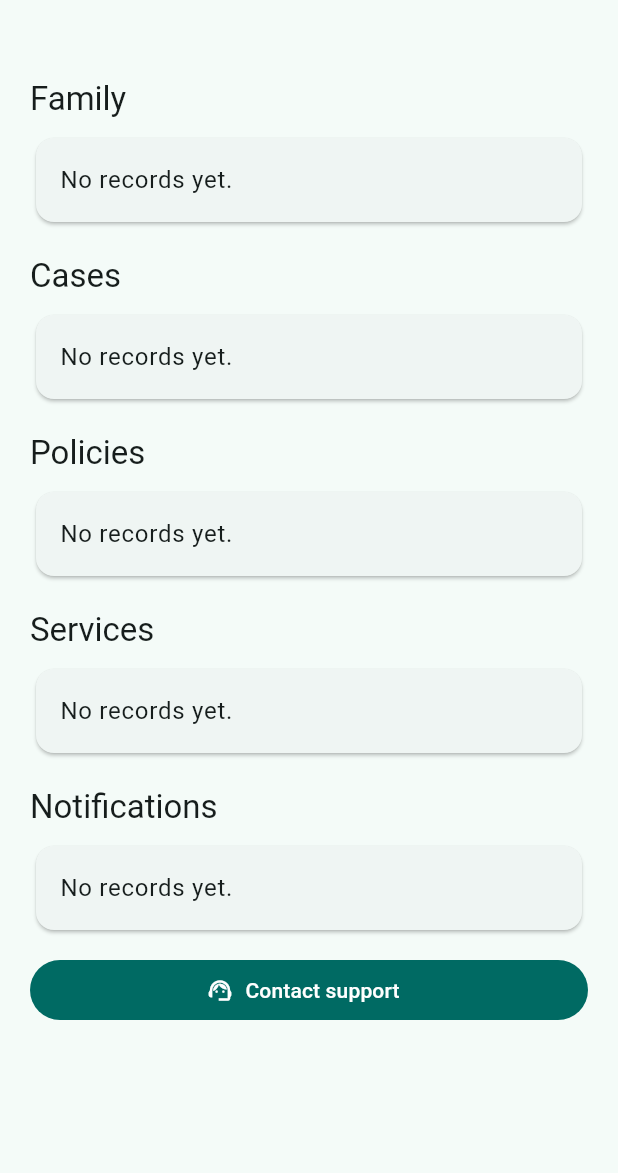
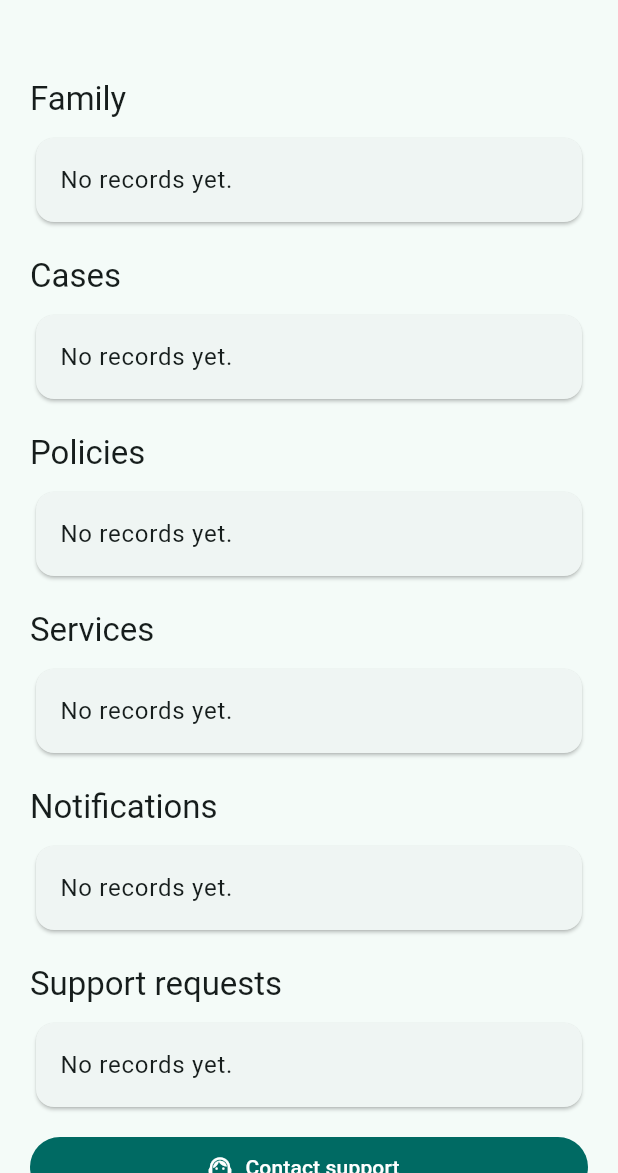
Before and after one commit to uNdabezinhle/restwell, a Flutter app: the ClientDashboardScreen screen opened directly, on a phone screen of 412 x 824 dp, the part 63-1236 px from its top. Run offline on Flutter 3.47's test engine with Material 3 defaults, Android fonts, the phone set to English and light mode, and no system bars; our stand-ins replace dio, flutter_riverpod.

Commit message:
Add family support workflow visibility

```diff
--- a/frontend/admin_app/lib/src/features/dashboard/dashboard_screen.dart
+++ b/frontend/admin_app/lib/src/features/dashboard/dashboard_screen.dart
@@ -42,6 +42,8 @@ class _DashboardScreenState extends ConsumerState<DashboardScreen> {
     _ModuleConfig('Apps', Icons.android_outlined, '/api/branded-apps/configs/'),
     _ModuleConfig('Notifications', Icons.notifications_outlined,
         '/api/notifications/messages/'),
+    _ModuleConfig('Support', Icons.support_agent_outlined,
+        '/api/client/support-requests/'),
     _ModuleConfig(
         'Onboarding', Icons.school_outlined, '/api/onboarding/tasks/'),
     _ModuleConfig(
@@ -653,6 +655,14 @@ class _DashboardScreenState extends ConsumerState<DashboardScreen> {
           'Notification sent.',
         );
         return;
+      case 'Support':
+        await _runAction(
+          () => ref
+              .read(adminRepositoryProvider)
+              .runWorkflow('/api/client/support-requests/$id/resolve/'),
+          'Support request resolved.',
+        );
+        return;
     }
   }
 
@@ -1126,6 +1136,8 @@ String? _workflowLabel(String moduleTitle, Map<String, dynamic> row) {
       return row['is_published'] == true ? null : 'Publish';
     case 'Notifications':
       return row['status'] == 'sent' ? null : 'Send';
+    case 'Support':
+      return row['status'] == 'resolved' ? null : 'Resolve';
   }
   return null;
 }
@@ -1156,6 +1168,7 @@ String _rowInitial(Map<String, dynamic> row) {
 String _rowTitle(Map<String, dynamic> row) {
   for (final key in [
     'title',
+    'subject',
     'name',
     'reference',
     'intake_reference',
@@ -1182,6 +1195,7 @@ String _rowSubtitle(Map<String, dynamic> row) {
     'status',
     'category',
     'role',
+    'message',
     'branch_name',
     'storage_location',
     'storage_unit',
--- a/frontend/client_app/lib/main.dart
+++ b/frontend/client_app/lib/main.dart
@@ -19,8 +19,10 @@ final dioProvider = Provider<Dio>((ref) {
   );
 });
 
-final clientApiProvider = Provider<ClientApi>((ref) => ClientApi(ref.watch(dioProvider)));
-final clientControllerProvider = ChangeNotifierProvider<ClientController>((ref) {
+final clientApiProvider =
+    Provider<ClientApi>((ref) => ClientApi(ref.watch(dioProvider)));
+final clientControllerProvider =
+    ChangeNotifierProvider<ClientController>((ref) {
   return ClientController(ref.watch(clientApiProvider));
 });
 
@@ -38,7 +40,9 @@ class RestWellClientApp extends ConsumerWidget {
         colorScheme: ColorScheme.fromSeed(seedColor: primaryColor),
         useMaterial3: true,
       ),
-      home: state.isSignedIn ? const ClientDashboardScreen() : const ClientLoginScreen(),
+      home: state.isSignedIn
+          ? const ClientDashboardScreen()
+          : const ClientLoginScreen(),
     );
   }
 }
@@ -67,7 +71,8 @@ class ClientApi {
 
   Future<Map<String, dynamic>> dashboard() async {
     try {
-      final response = await _dio.get<Map<String, dynamic>>('/api/client/dashboard/');
+      final response =
+          await _dio.get<Map<String, dynamic>>('/api/client/dashboard/');
       _cachedDashboard = response.data!;
       return response.data!;
     } on DioException {
@@ -82,6 +87,12 @@ class ClientApi {
     await _dio.post<Map<String, dynamic>>(
       '/api/client/support-requests/',
       data: {'subject': subject, 'message': message},
+    );
+  }
+
+  Future<void> markNotificationRead(int id) async {
+    await _dio.post<Map<String, dynamic>>(
+      '/api/client/notifications/$id/mark-read/',
     );
   }
 }
@@ -129,7 +140,8 @@ class ClientController extends ChangeNotifier {
       final dashboard = await _api.dashboard();
       state = ClientState(isSignedIn: true, dashboard: dashboard);
     } on DioException {
-      state = const ClientState(errorMessage: 'Unable to sign in. Check your details and try again.');
+      state = const ClientState(
+          errorMessage: 'Unable to sign in. Check your details and try again.');
     }
     notifyListeners();
   }
@@ -139,9 +151,11 @@ class ClientController extends ChangeNotifier {
     notifyListeners();
     try {
       final dashboard = await _api.dashboard();
-      state = state.copyWith(isSignedIn: true, isLoading: false, dashboard: dashboard);
+      state = state.copyWith(
+          isSignedIn: true, isLoading: false, dashboard: dashboard);
     } on DioException {
-      state = state.copyWith(isLoading: false, errorMessage: 'Unable to refresh right now.');
+      state = state.copyWith(
+          isLoading: false, errorMessage: 'Unable to refresh right now.');
     }
     notifyListeners();
   }
@@ -153,7 +167,21 @@ class ClientController extends ChangeNotifier {
       await _api.createSupportRequest(subject, message);
       await refresh();
     } on DioException {
-      state = state.copyWith(isLoading: false, errorMessage: 'Support request could not be sent.');
+      state = state.copyWith(
+          isLoading: false, errorMessage: 'Support request could not be sent.');
+      notifyListeners();
+    }
+  }
+
+  Future<void> markNotificationRead(int id) async {
+    state = state.copyWith(isLoading: true, errorMessage: null);
+    notifyListeners();
+    try {
+      await _api.markNotificationRead(id);
+      await refresh();
+    } on DioException {
+      state = state.copyWith(
+          isLoading: false, errorMessage: 'Notification could not be updated.');
       notifyListeners();
     }
   }
@@ -174,7 +202,8 @@ class ClientLoginScreen extends ConsumerStatefulWidget {
 
 class _ClientLoginScreenState extends ConsumerState<ClientLoginScreen> {
   final _formKey = GlobalKey<FormState>();
-  final _usernameController = TextEditingController(text: 'family@restwell.local');
+  final _usernameController =
+      TextEditingController(text: 'family@restwell.local');
   final _passwordController = TextEditingController(text: 'RestWell123!');
 
   @override
@@ -199,25 +228,32 @@ class _ClientLoginScreenState extends ConsumerState<ClientLoginScreen> {
                 mainAxisSize: MainAxisSize.min,
                 crossAxisAlignment: CrossAxisAlignment.stretch,
                 children: [
-                  Text('RestWell', style: Theme.of(context).textTheme.headlineMedium),
+                  Text('RestWell',
+                      style: Theme.of(context).textTheme.headlineMedium),
                   const SizedBox(height: 8),
                   const Text('Family portal'),
                   const SizedBox(height: 24),
                   TextFormField(
                     controller: _usernameController,
                     decoration: const InputDecoration(labelText: 'Username'),
-                    validator: (value) => value == null || value.trim().isEmpty ? 'Enter your username.' : null,
+                    validator: (value) => value == null || value.trim().isEmpty
+                        ? 'Enter your username.'
+                        : null,
                   ),
                   const SizedBox(height: 12),
                   TextFormField(
                     controller: _passwordController,
                     obscureText: true,
                     decoration: const InputDecoration(labelText: 'Password'),
-                    validator: (value) => value == null || value.isEmpty ? 'Enter your password.' : null,
+                    validator: (value) => value == null || value.isEmpty
+                        ? 'Enter your password.'
+                        : null,
                   ),
                   if (state.errorMessage != null) ...[
                     const SizedBox(height: 12),
-                    Text(state.errorMessage!, style: TextStyle(color: Theme.of(context).colorScheme.error)),
+                    Text(state.errorMessage!,
+                        style: TextStyle(
+                            color: Theme.of(context).colorScheme.error)),
                   ],
                   const SizedBox(height: 24),
                   FilledButton(
@@ -280,14 +316,38 @@ class ClientDashboardScreen extends ConsumerWidget {
                 child: ListTile(
                   leading: Icon(Icons.cloud_off),
                   title: Text('Offline view'),
-                  subtitle: Text('Showing the last loaded portal data. New requests need a connection.'),
+                  subtitle: Text(
+                      'Showing the last loaded portal data. New requests need a connection.'),
                 ),
               ),
-            _Section(title: 'Family', rows: dashboard['family_members'] as List<dynamic>? ?? const [], titleKey: 'name', subtitleKey: 'relationship'),
-            _Section(title: 'Cases', rows: dashboard['cases'] as List<dynamic>? ?? const [], titleKey: 'reference', subtitleKey: 'deceased'),
-            _Section(title: 'Policies', rows: dashboard['policies'] as List<dynamic>? ?? const [], titleKey: 'policy_number', subtitleKey: 'template'),
-            _Section(title: 'Services', rows: dashboard['events'] as List<dynamic>? ?? const [], titleKey: 'title', subtitleKey: 'location'),
-            _Section(title: 'Notifications', rows: dashboard['notifications'] as List<dynamic>? ?? const [], titleKey: 'subject', subtitleKey: 'body'),
+            _Section(
+                title: 'Family',
+                rows: dashboard['family_members'] as List<dynamic>? ?? const [],
+                titleKey: 'name',
+                subtitleKey: 'relationship'),
+            _Section(
+                title: 'Cases',
+                rows: dashboard['cases'] as List<dynamic>? ?? const [],
+                titleKey: 'reference',
+                subtitleKey: 'deceased'),
+            _Section(
+                title: 'Policies',
+                rows: dashboard['policies'] as List<dynamic>? ?? const [],
+                titleKey: 'policy_number',
+                subtitleKey: 'template'),
+            _Section(
+                title: 'Services',
+                rows: dashboard['events'] as List<dynamic>? ?? const [],
+                titleKey: 'title',
+                subtitleKey: 'location'),
+            _NotificationSection(
+                rows: dashboard['notifications'] as List<dynamic>? ?? const []),
+            _Section(
+                title: 'Support requests',
+                rows:
+                    dashboard['support_requests'] as List<dynamic>? ?? const [],
+                titleKey: 'subject',
+                subtitleKey: 'status'),
             const SizedBox(height: 12),
             FilledButton.icon(
               onPressed: () => _showSupportDialog(context, ref),
@@ -313,20 +373,31 @@ class ClientDashboardScreen extends ConsumerWidget {
             child: Column(
               mainAxisSize: MainAxisSize.min,
               children: [
-                TextField(controller: subjectController, decoration: const InputDecoration(labelText: 'Subject')),
+                TextField(
+                    controller: subjectController,
+                    decoration: const InputDecoration(labelText: 'Subject')),
                 const SizedBox(height: 12),
-                TextField(controller: messageController, decoration: const InputDecoration(labelText: 'Message'), maxLines: 4),
+                TextField(
+                    controller: messageController,
+                    decoration: const InputDecoration(labelText: 'Message'),
+                    maxLines: 4),
               ],
             ),
           ),
           actions: [
-            TextButton(onPressed: () => Navigator.pop(context), child: const Text('Cancel')),
+            TextButton(
+                onPressed: () => Navigator.pop(context),
+                child: const Text('Cancel')),
             FilledButton(
               onPressed: () {
-                if (subjectController.text.trim().isEmpty || messageController.text.trim().isEmpty) {
+                if (subjectController.text.trim().isEmpty ||
+                    messageController.text.trim().isEmpty) {
                   return;
                 }
-                Navigator.pop(context, (subjectController.text.trim(), messageController.text.trim()));
+                Navigator.pop(context, (
+                  subjectController.text.trim(),
+                  messageController.text.trim()
+                ));
               },
               child: const Text('Send'),
             ),
@@ -339,7 +410,49 @@ class ClientDashboardScreen extends ConsumerWidget {
     if (result == null) {
       return;
     }
-    await ref.read(clientControllerProvider).submitSupport(result.$1, result.$2);
+    await ref
+        .read(clientControllerProvider)
+        .submitSupport(result.$1, result.$2);
+  }
+}
+
+class _NotificationSection extends ConsumerWidget {
+  const _NotificationSection({required this.rows});
+
+  final List<dynamic> rows;
+
+  @override
+  Widget build(BuildContext context, WidgetRef ref) {
+    return Column(
+      crossAxisAlignment: CrossAxisAlignment.start,
+      children: [
+        Padding(
+          padding: const EdgeInsets.only(top: 18, bottom: 8),
+          child: Text('Notifications',
+              style: Theme.of(context).textTheme.titleLarge),
+        ),
+        if (rows.isEmpty)
+          const Card(child: ListTile(title: Text('No records yet.')))
+        else
+          for (final row in rows.cast<Map<String, dynamic>>())
+            Card(
+              child: ListTile(
+                title: Text((row['subject'] ?? 'Notification').toString()),
+                subtitle: Text((row['body'] ?? '').toString()),
+                trailing: row['status'] == 'read'
+                    ? const Icon(Icons.done, color: Colors.green)
+                    : TextButton(
+                        onPressed: row['id'] is int
+                            ? () => ref
+                                .read(clientControllerProvider)
+                                .markNotificationRead(row['id'] as int)
+                            : null,
+                        child: const Text('Mark read'),
+                      ),
+              ),
+            ),
+      ],
+    );
   }
 }
 
```
Also changed, not shown: 3 other files.
